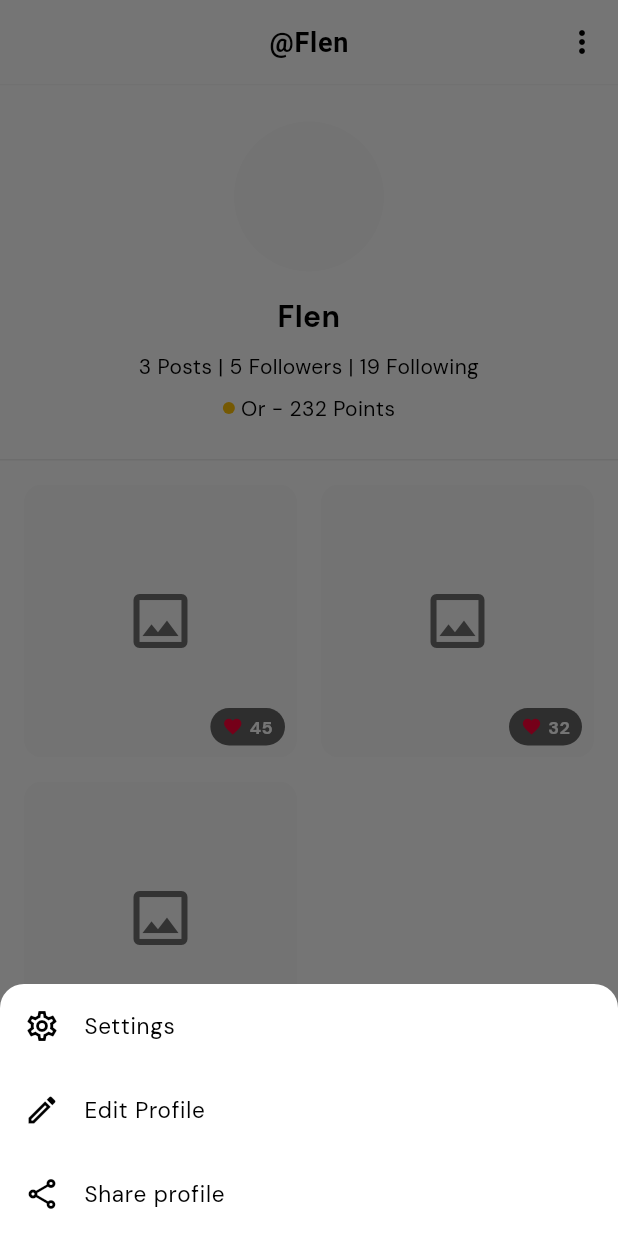
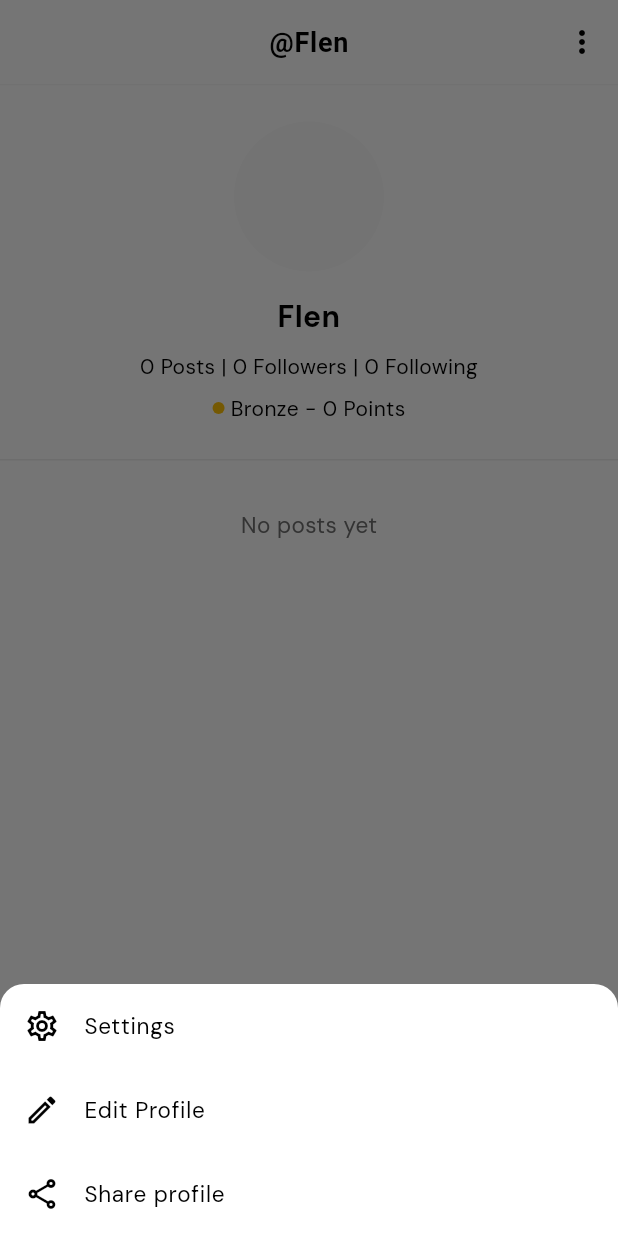
Before and after one commit to Ashreeef/ate_app, a Flutter app: the MyProfileScreen screen opened directly, after a tap on the "more vert" icon, on a phone screen of 412 x 824 dp. Run offline on Flutter 3.47's test engine with Material 3 defaults, Android fonts, the light colour scheme and no system bars; our stand-ins replace equatable, flutter_bloc, flutter_svg, google_fonts, image_picker, shared_preferences and 1 more; accounts and stored records are empty; network calls fail.

Commit message:
feat(profile): add user stats to database and fetch from DB

```diff
--- a/lib/models/post.dart
+++ b/lib/models/post.dart
@@ -0,0 +1,65 @@
+class Post {
+  final int? id;
+  final int userId;
+  final String? caption;
+  final int? restaurantId;
+  final String? dishName;
+  final double? rating;
+  final String? images; // JSON string of image paths
+  final int likesCount;
+  final int commentsCount;
+  final String? createdAt;
+
+  Post({
+    this.id,
+    required this.userId,
+    this.caption,
+    this.restaurantId,
+    this.dishName,
+    this.rating,
+    this.images,
+    this.likesCount = 0,
+    this.commentsCount = 0,
+    this.createdAt,
+  });
+
+  Map<String, dynamic> toMap() {
+    return {
+      'id': id,
+      'user_id': userId,
+      'caption': caption,
+      'restaurant_id': restaurantId,
+      'dish_name': dishName,
+      'rating': rating,
+      'images': images,
+      'likes_count': likesCount,
+      'comments_count': commentsCount,
+      'created_at': createdAt,
+    };
+  }
+
+  factory Post.fromMap(Map<String, dynamic> map) {
+    return Post(
+      id: map['id'] as int?,
+      userId: map['user_id'] as int,
+      caption: map['caption'] as String?,
+      restaurantId: map['restaurant_id'] as int?,
+      dishName: map['dish_name'] as String?,
+      rating: map['rating'] as double?,
+      images: map['images'] as String?,
+      likesCount: map['likes_count'] as int? ?? 0,
+      commentsCount: map['comments_count'] as int? ?? 0,
+      createdAt: map['created_at'] as String?,
+    );
+  }
+
+  List<String> getImageList() {
+    if (images == null || images!.isEmpty) return [];
+    // Parse JSON list
+    try {
+      return images!.split(',').map((e) => e.trim()).where((e) => e.isNotEmpty).toList();
+    } catch (_) {
+      return [];
+    }
+  }
+}
--- a/lib/models/user.dart
+++ b/lib/models/user.dart
@@ -6,6 +6,10 @@ class User {
   final String? phone;
   final String? profileImage;
   final String? bio;
+  final int followersCount;
+  final int followingCount;
+  final int points;
+  final String level; // rank (Bronze, Silver, Gold, etc.)
 
   User({
     this.id,
@@ -15,6 +19,10 @@ class User {
     this.phone,
     this.profileImage,
     this.bio,
+    this.followersCount = 0,
+    this.followingCount = 0,
+    this.points = 0,
+    this.level = 'Bronze',
   });
 
   factory User.fromMap(Map<String, dynamic> m) {
@@ -24,9 +32,12 @@ class User {
       email: m['email'] as String? ?? '',
       profileImage: m['profile_image'] as String?,
       bio: m['bio'] as String?,
-      // displayName and phone may not be present in DB
       displayName: m['display_name'] as String?,
       phone: m['phone'] as String?,
+      followersCount: m['followers_count'] as int? ?? 0,
+      followingCount: m['following_count'] as int? ?? 0,
+      points: m['points'] as int? ?? 0,
+      level: m['level'] as String? ?? 'Bronze',
     );
   }
 
@@ -36,6 +47,10 @@ class User {
       'email': email,
       'profile_image': profileImage,
       'bio': bio,
+      'followers_count': followersCount,
+      'following_count': followingCount,
+      'points': points,
+      'level': level,
     };
     if (id != null) map['id'] = id;
     if (displayName != null) map['display_name'] = displayName;
--- a/lib/screens/profile/my_profile_screen.dart
+++ b/lib/screens/profile/my_profile_screen.dart
@@ -4,19 +4,62 @@ import '../../l10n/app_localizations.dart';
 import '../../data/fake_data.dart';
 import 'package:flutter_bloc/flutter_bloc.dart';
 import '../../blocs/profile/profile_cubit.dart';
+import '../../blocs/profile/profile_state.dart';
+import '../../models/post.dart';
+import '../../repositories/post_repository.dart';
 import '../../widgets/profile/profile_header.dart';
 import '../../widgets/profile/profile_posts_grid.dart';
 import 'edit_profile_screen.dart';
 import '../settings/settings_screen.dart';
 
-class MyProfileScreen extends StatelessWidget {
+class MyProfileScreen extends StatefulWidget {
   const MyProfileScreen({Key? key}) : super(key: key);
 
   @override
+  State<MyProfileScreen> createState() => _MyProfileScreenState();
+}
+
+class _MyProfileScreenState extends State<MyProfileScreen> {
+  final PostRepository _postRepository = PostRepository();
+  List<Post> _posts = [];
+  bool _isLoadingPosts = true;
+
+  @override
+  void initState() {
+    super.initState();
+    _loadPosts();
+  }
+
+  Future<void> _loadPosts() async {
+    final cubit = context.read<ProfileCubit>();
+    final userId = cubit.state.user?.id;
+
+    if (userId != null) {
+      try {
+        final posts = await _postRepository.getPostsByUserId(userId);
+        if (mounted) {
+          setState(() {
+            _posts = posts;
+            _isLoadingPosts = false;
+          });
+        }
+      } catch (e) {
+        if (mounted) {
+          setState(() => _isLoadingPosts = false);
+        }
+      }
+    } else {
+      if (mounted) {
+        setState(() => _isLoadingPosts = false);
+      }
+    }
+  }
+
+  @override
   Widget build(BuildContext context) {
-    final state = context.watch<ProfileCubit>().state;
+    return BlocBuilder<ProfileCubit, ProfileState>(
+      builder: (context, state) {
         final user = state.user;
-
         final username = user?.username ?? FakeUserData.username;
         final avatar = user?.profileImage ?? FakeUserData.avatarUrl;
 
@@ -51,25 +94,39 @@ class MyProfileScreen extends StatelessWidget {
               // Subtle divider under app bar
               Container(height: 1, color: AppColors.divider.withOpacity(0.5)),
               Expanded(
-            child: SingleChildScrollView(
+                child: _isLoadingPosts
+                    ? Center(child: CircularProgressIndicator())
+                    : SingleChildScrollView(
                         child: Column(
                           children: [
                             // Profile Header Component
                             ProfileHeader(
                               avatarUrl: avatar,
                               username: username,
-                    posts: FakeUserData.postsCount,
-                    followers: FakeUserData.followersCount,
-                    following: FakeUserData.followingCount,
-                    rank: FakeUserData.rank,
-                    points: FakeUserData.points,
+                              posts: _posts.length,
+                              followers: user?.followersCount ?? 0,
+                              following: user?.followingCount ?? 0,
+                              rank: user?.level ?? 'Bronze',
+                              points: user?.points ?? 0,
                             ),
 
                             // Divider Line
                             Container(height: 1, color: AppColors.divider),
 
                             // Posts Grid Component
-                  ProfilePostsGrid(posts: FakeUserData.userPosts),
+                            _posts.isEmpty
+                                ? Padding(
+                                    padding: EdgeInsets.all(AppSpacing.xl),
+                                    child: Text(
+                                      'No posts yet',
+                                      style: AppTextStyles.bodyMedium.copyWith(
+                                        color: AppColors.textMedium,
+                                      ),
+                                    ),
+                                  )
+                                : ProfilePostsGrid(
+                                    posts: _convertPostsToFakeFormat(),
+                                  ),
                           ],
                         ),
                       ),
@@ -77,6 +134,20 @@ class MyProfileScreen extends StatelessWidget {
             ],
           ),
         );
+      },
+    );
+  }
+
+  List<Map<String, dynamic>> _convertPostsToFakeFormat() {
+    return _posts.map((post) {
+      final images = post.getImageList();
+      return {
+        'id': post.id,
+        'imageUrl': images.isNotEmpty ? images.first : FakeUserData.avatarUrl,
+        'likes': post.likesCount,
+        'comments': post.commentsCount,
+      };
+    }).toList();
   }
 
   void _showOptionsMenu(BuildContext context) {
```
Also changed, not shown: lib/database/database_helper.dart (+18 -1 lines), lib/repositories/post_repository.dart (added, +79 -0 lines), lib/screens/profile/edit_profile_screen.dart (+11 -2 lines), lib/screens/profile/other_user_profile_screen.dart (+270 -0 lines). Lines whose indentation alone changed are shown as unchanged.
